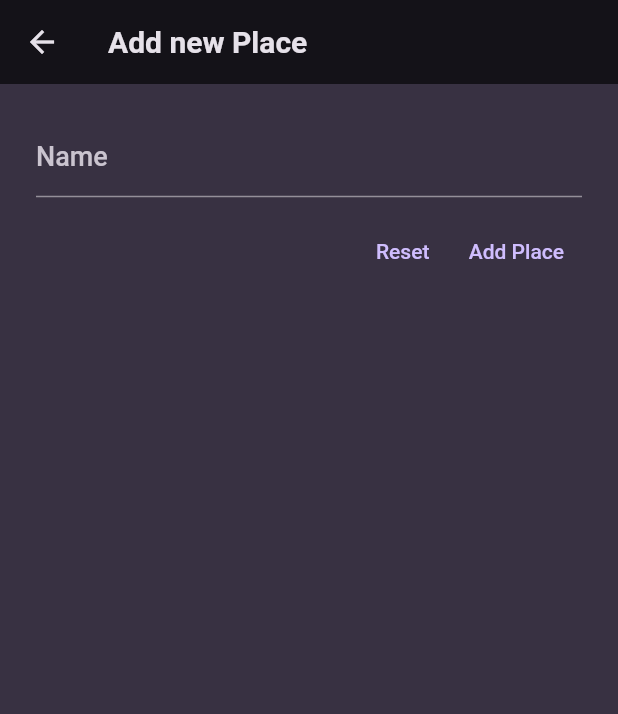
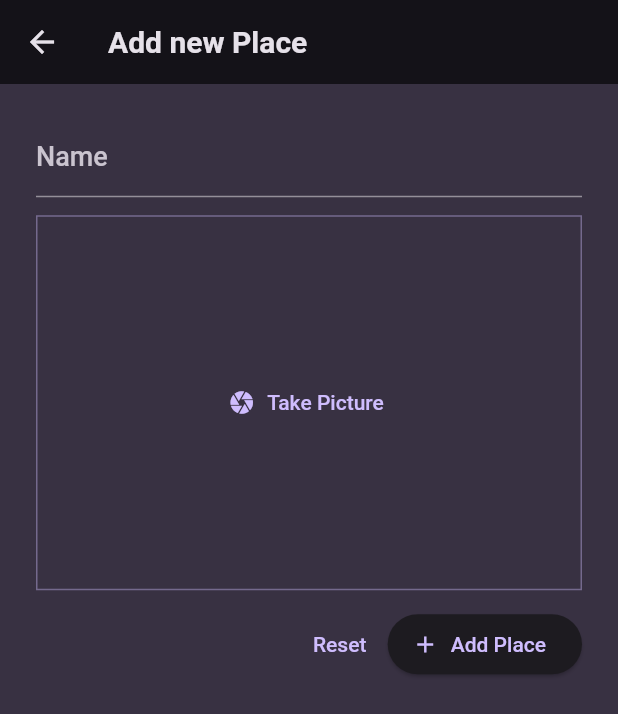
Before and after one commit to TeniG/FlutterFavouritePlacesApp, a Flutter app: the AddPlace screen opened directly, on a phone screen of 412 x 824 dp. Shown: the top 714 px of the screen. Run offline on Flutter 3.47's test engine with Material 2 defaults, Android fonts, the light colour scheme and no system bars; our stand-ins replace flutter_riverpod, google_fonts, image_picker.

Commit message:
- imagePicker library added, used imagePicker to get the image from camera while adding the new Place.

```diff
--- a/lib/screens/add_place_screen.dart
+++ b/lib/screens/add_place_screen.dart
@@ -1,6 +1,7 @@
 import 'package:flutter/material.dart';
 import 'package:flutter_favourite_places/models/place.dart';
 import 'package:flutter_favourite_places/providers/place_provider.dart';
+import 'package:flutter_favourite_places/widgets/input_image.dart';
 import 'package:flutter_riverpod/flutter_riverpod.dart';
 
 class AddPlace extends ConsumerWidget {
@@ -54,6 +55,8 @@
               },
             ),
             const SizedBox(height: 12),
+            const InputImage(),
+            const SizedBox(height: 12),
             Row(
               mainAxisAlignment: MainAxisAlignment.end,
               children: [
@@ -62,9 +65,10 @@
                   child: const Text("Reset"),
                 ),
                 const SizedBox(height: 16),
-                TextButton(
+                ElevatedButton.icon(
+                  icon: const Icon(Icons.add),
                   onPressed: addPlace,
-                  child: const Text("Add Place"),
+                  label: const Text("Add Place"),
                 ),
               ],
             ),
--- /dev/null
+++ b/lib/widgets/input_image.dart
@@ -0,0 +1,66 @@
+import 'dart:io';
+
+import 'package:flutter/material.dart';
+import 'package:image_picker/image_picker.dart';
+
+class InputImage extends StatefulWidget {
+  const InputImage({super.key});
+
+  @override
+  State<InputImage> createState() {
+    return _InputImageState();
+  }
+}
+
+class _InputImageState extends State<InputImage> {
+  File? _selectedImage;
+
+  void _takePicture() async {
+    final imagePicker = ImagePicker();
+    final pickedImage = await imagePicker.pickImage(
+      source: ImageSource.camera,
+      maxWidth: 600,
+    );
+
+    if (pickedImage == null) {
+      return;
+    }
+    setState(() {
+      _selectedImage = File(pickedImage.path);
+    });
+  }
+
+  @override
+  Widget build(BuildContext context) {
+    Widget content = TextButton.icon(
+      label: const Text("Take Picture"),
+      icon: const Icon(Icons.camera),
+      onPressed: _takePicture,
+    );
+
+    if (_selectedImage != null) {
+      content = GestureDetector(
+        onTap: _takePicture,
+        child: Image.file(
+          _selectedImage!,
+          fit: BoxFit.cover,
+          width: double.infinity,
+          height: double.infinity,
+        ),
+      );
+    }
+
+    return Container(
+      alignment: Alignment.center,
+      decoration: BoxDecoration(
+        border: Border.all(
+          width: 1,
+          color: Theme.of(context).colorScheme.primary.withOpacity(0.4),
+        ),
+      ),
+      width: double.infinity,
+      height: 250,
+      child: content,
+    );
+  }
+}
--- a/pubspec.yaml
+++ b/pubspec.yaml
@@ -38,6 +38,7 @@
   google_fonts: ^4.0.4
   flutter_riverpod: ^2.3.7
   uuid: ^3.0.7
+  image_picker: ^1.0.2
 
 dev_dependencies:
   flutter_test:
```
Also changed, not shown: pubspec.lock, 6 other files.
